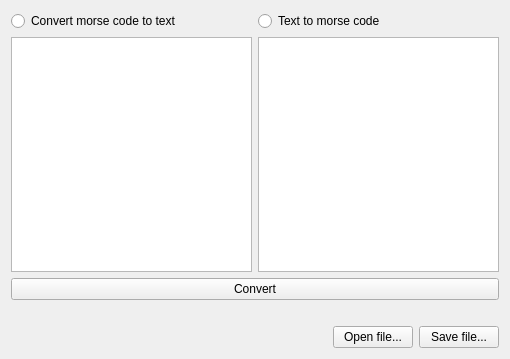
Above: widget.ui from draxvel/MorseCodeTranslator before the change. Below: the same form after it.
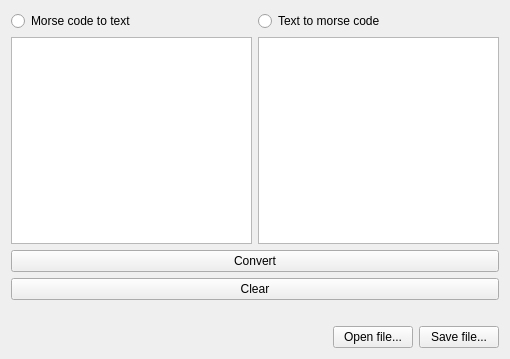
That is the form after the change.

```diff
--- a/widget.ui
+++ b/widget.ui
@@ -22,7 +22,7 @@
         <string>Choose a mode</string>
        </property>
        <property name="text">
-        <string>Convert morse code to text</string>
+        <string>Morse code to text</string>
        </property>
       </widget>
      </item>
@@ -43,23 +43,48 @@
      <item>
       <layout class="QHBoxLayout" name="horizontalLayout_2">
        <item>
-        <widget class="QPlainTextEdit" name="plainTexEdit_Converted">
+        <widget class="QPlainTextEdit" name="plainTextEdit_Origin">
+         <property name="enabled">
+          <bool>true</bool>
+         </property>
+         <property name="font">
+          <font>
+           <pointsize>14</pointsize>
+          </font>
+         </property>
+         <property name="focusPolicy">
+          <enum>Qt::StrongFocus</enum>
+         </property>
          <property name="toolTip">
           <string>Enter your text here</string>
          </property>
+         <property name="readOnly">
+          <bool>false</bool>
+         </property>
+         <property name="plainText">
+          <string/>
+         </property>
+         <property name="placeholderText">
+          <string/>
+         </property>
+        </widget>
+       </item>
+       <item>
+        <widget class="QPlainTextEdit" name="plainTextEdit_Converted">
+         <property name="font">
+          <font>
+           <pointsize>14</pointsize>
+          </font>
+         </property>
+         <property name="focusPolicy">
+          <enum>Qt::ClickFocus</enum>
+         </property>
+         <property name="toolTip">
+          <string/>
+         </property>
          <property name="toolTipDuration">
           <number>-1</number>
          </property>
-        </widget>
-       </item>
-       <item>
-        <widget class="QPlainTextEdit" name="plainTextEdit_Origin">
-         <property name="enabled">
-          <bool>true</bool>
-         </property>
-         <property name="focusPolicy">
-          <enum>Qt::NoFocus</enum>
-         </property>
          <property name="readOnly">
           <bool>true</bool>
          </property>
@@ -74,6 +99,13 @@
        </property>
       </widget>
      </item>
+     <item>
+      <widget class="QPushButton" name="pushButton_Clear">
+       <property name="text">
+        <string>Clear</string>
+       </property>
+      </widget>
+     </item>
      <item>
       <spacer name="horizontalSpacer">
        <property name="orientation">
```
Left out of the diff: 7 changed lines with no effect on the pictures.
